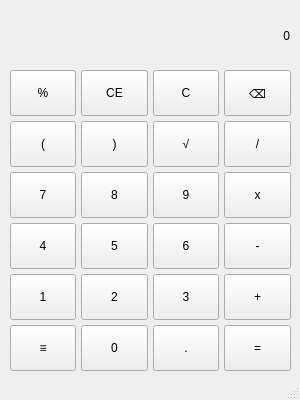
Above: CalculadoraPyQT/Calculadora.ui from sbcesar/CalculadoraPyQT before the change. Below: the same form after it.
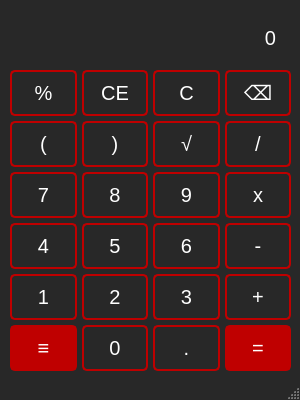
That is the form after the change.

Commit message: calculadora terminada

```diff
--- a/CalculadoraPyQT/Calculadora.ui
+++ b/CalculadoraPyQT/Calculadora.ui
@@ -10,6 +10,12 @@
     <height>400</height>
    </rect>
   </property>
+  <property name="sizePolicy">
+   <sizepolicy hsizetype="Expanding" vsizetype="Expanding">
+    <horstretch>0</horstretch>
+    <verstretch>0</verstretch>
+   </sizepolicy>
+  </property>
   <property name="minimumSize">
    <size>
     <width>300</width>
@@ -25,16 +31,30 @@
   <property name="windowTitle">
    <string>MainWindow</string>
   </property>
+  <property name="styleSheet">
+   <string notr="true">QMainWindow {
+	background-color: #282828;
+}</string>
+  </property>
   <widget class="QWidget" name="centralwidget">
    <widget class="QLabel" name="label">
     <property name="geometry">
      <rect>
-      <x>19</x>
-      <y>10</y>
-      <width>271</width>
-      <height>51</height>
+      <x>0</x>
+      <y>0</y>
+      <width>301</width>
+      <height>61</height>
      </rect>
     </property>
+    <property name="styleSheet">
+     <string notr="true">QWidget {
+	padding-right: 20px;
+	padding-top: 15px;
+	font-size: 20px;
+	color: white;
+	background-color: #282828;
+}</string>
+    </property>
     <property name="text">
      <string>0</string>
     </property>
@@ -51,6 +71,11 @@
       <height>321</height>
      </rect>
     </property>
+    <property name="styleSheet">
+     <string notr="true">QWidget {
+	background-color: #282828;
+}</string>
+    </property>
     <widget class="QWidget" name="gridLayoutWidget">
      <property name="geometry">
       <rect>
@@ -78,6 +103,21 @@
           <height>40</height>
          </size>
         </property>
+        <property name="styleSheet">
+         <string notr="true">QPushButton {
+	border: 2px solid #bf0000;
+    border-radius: 5px;
+    padding: 5px;
+	font-size: 20px;
+	color: white;
+}
+
+QPushButton#pushButton_hist,
+QPushButton#pushButton_igual {
+	background-color: #bf0000;
+}
+</string>
+        </property>
         <property name="text">
          <string>√</string>
         </property>
@@ -97,6 +137,21 @@
           <height>40</height>
          </size>
         </property>
+        <property name="styleSheet">
+         <string notr="true">QPushButton {
+	border: 2px solid #bf0000;
+    border-radius: 5px;
+    padding: 5px;
+	font-size: 20px;
+	color: white;
+}
+
+QPushButton#pushButton_hist,
+QPushButton#pushButton_igual {
+	background-color: #bf0000;
+}
+</string>
+        </property>
         <property name="text">
          <string>C</string>
         </property>
@@ -116,6 +171,21 @@
           <height>40</height>
          </size>
         </property>
+        <property name="styleSheet">
+         <string notr="true">QPushButton {
+	border: 2px solid #bf0000;
+    border-radius: 5px;
+    padding: 5px;
+	font-size: 20px;
+	color: white;
+}
+
+QPushButton#pushButton_hist,
+QPushButton#pushButton_igual {
+	background-color: #bf0000;
+}
+</string>
+        </property>
         <property name="text">
          <string>(</string>
         </property>
@@ -135,6 +205,21 @@
           <height>40</height>
          </size>
         </property>
+        <property name="styleSheet">
+         <string notr="true">QPushButton {
+	border: 2px solid #bf0000;
+    border-radius: 5px;
+    padding: 5px;
+	font-size: 20px;
+	color: white;
+}
+
+QPushButton#pushButton_hist,
+QPushButton#pushButton_igual {
+	background-color: #bf0000;
+}
+</string>
+        </property>
         <property name="text">
          <string>⌫</string>
         </property>
@@ -154,6 +239,21 @@
           <height>40</height>
          </size>
         </property>
+        <property name="styleSheet">
+         <string notr="true">QPushButton {
+	border: 2px solid #bf0000;
+    border-radius: 5px;
+    padding: 5px;
+	font-size: 20px;
+	color: white;
+}
+
+QPushButton#pushButton_hist,
+QPushButton#pushButton_igual {
+	background-color: #bf0000;
+}
+</string>
+        </property>
         <property name="text">
          <string>CE</string>
         </property>
@@ -173,6 +273,21 @@
           <height>40</height>
          </size>
         </property>
+        <property name="styleSheet">
+         <string notr="true">QPushButton {
+	border: 2px solid #bf0000;
+    border-radius: 5px;
+    padding: 5px;
+	font-size: 20px;
+	color: white;
+}
+
+QPushButton#pushButton_hist,
+QPushButton#pushButton_igual {
+	background-color: #bf0000;
+}
+</string>
+        </property>
         <property name="text">
          <string>)</string>
         </property>
@@ -192,6 +307,21 @@
           <height>40</height>
          </size>
         </property>
+        <property name="styleSheet">
+         <string notr="true">QPushButton {
+	border: 2px solid #bf0000;
+    border-radius: 5px;
+    padding: 5px;
+	font-size: 20px;
+	color: white;
+}
+
+QPushButton#pushButton_hist,
+QPushButton#pushButton_igual {
+	background-color: #bf0000;
+}
+</string>
+        </property>
         <property name="text">
          <string>1</string>
         </property>
@@ -211,6 +341,21 @@
           <height>40</height>
          </size>
         </property>
+        <property name="styleSheet">
+         <string notr="true">QPushButton {
+	border: 2px solid #bf0000;
+    border-radius: 5px;
+    padding: 5px;
+	font-size: 20px;
+	color: white;
+}
+
+QPushButton#pushButton_hist,
+QPushButton#pushButton_igual {
+	background-color: #bf0000;
+}
+</string>
+        </property>
         <property name="text">
          <string>/</string>
         </property>
@@ -230,6 +375,21 @@
           <height>40</height>
          </size>
         </property>
+        <property name="styleSheet">
+         <string notr="true">QPushButton {
+	border: 2px solid #bf0000;
+    border-radius: 5px;
+    padding: 5px;
+	font-size: 20px;
+	color: white;
+}
+
+QPushButton#pushButton_hist,
+QPushButton#pushButton_igual {
+	background-color: #bf0000;
+}
+</string>
+        </property>
         <property name="text">
          <string>7</string>
         </property>
@@ -249,6 +409,21 @@
           <height>40</height>
          </size>
         </property>
+        <property name="styleSheet">
+         <string notr="true">QPushButton {
+	border: 2px solid #bf0000;
+    border-radius: 5px;
+    padding: 5px;
+	font-size: 20px;
+	color: white;
+}
+
+QPushButton#pushButton_hist,
+QPushButton#pushButton_igual {
+	background-color: #bf0000;
+}
+</string>
+        </property>
         <property name="text">
          <string>4</string>
         </property>
@@ -268,6 +443,21 @@
           <height>40</height>
          </size>
         </property>
+        <property name="styleSheet">
+         <string notr="true">QPushButton {
+	border: 2px solid #bf0000;
+    border-radius: 5px;
+    padding: 5px;
+	font-size: 20px;
+	color: white;
+}
+
+QPushButton#pushButton_hist,
+QPushButton#pushButton_igual {
+	background-color: #bf0000;
+}
+</string>
+        </property>
         <property name="text">
          <string>%</string>
         </property>
@@ -287,6 +477,21 @@
           <height>40</height>
          </size>
         </property>
+        <property name="styleSheet">
+         <string notr="true">QPushButton {
+	border: 2px solid #bf0000;
+    border-radius: 5px;
+    padding: 5px;
+	font-size: 20px;
+	color: white;
+}
+
+QPushButton#pushButton_hist,
+QPushButton#pushButton_igual {
+	background-color: #bf0000;
+}
+</string>
+        </property>
         <property name="text">
          <string>≡</string>
         </property>
@@ -306,6 +511,21 @@
           <height>40</height>
          </size>
         </property>
+        <property name="styleSheet">
+         <string notr="true">QPushButton {
+	border: 2px solid #bf0000;
+    border-radius: 5px;
+    padding: 5px;
+	font-size: 20px;
+	color: white;
+}
+
+QPushButton#pushButton_hist,
+QPushButton#pushButton_igual {
+	background-color: #bf0000;
+}
+</string>
+        </property>
         <property name="text">
          <string>8</string>
         </property>
@@ -325,6 +545,21 @@
           <height>40</height>
          </size>
         </property>
+        <property name="styleSheet">
+         <string notr="true">QPushButton {
+	border: 2px solid #bf0000;
+    border-radius: 5px;
+    padding: 5px;
+	font-size: 20px;
+	color: white;
+}
+
+QPushButton#pushButton_hist,
+QPushButton#pushButton_igual {
+	background-color: #bf0000;
+}
+</string>
+        </property>
         <property name="text">
          <string>9</string>
         </property>
@@ -344,6 +579,21 @@
           <height>40</height>
          </size>
         </property>
+        <property name="styleSheet">
+         <string notr="true">QPushButton {
+	border: 2px solid #bf0000;
+    border-radius: 5px;
+    padding: 5px;
+	font-size: 20px;
+	color: white;
+}
+
+QPushButton#pushButton_hist,
+QPushButton#pushButton_igual {
+	background-color: #bf0000;
+}
+</string>
+        </property>
         <property name="text">
          <string>x</string>
         </property>
@@ -363,6 +613,21 @@
           <height>40</height>
          </size>
         </property>
+        <property name="styleSheet">
+         <string notr="true">QPushButton {
+	border: 2px solid #bf0000;
+    border-radius: 5px;
+    padding: 5px;
+	font-size: 20px;
+	color: white;
+}
+
+QPushButton#pushButton_hist,
+QPushButton#pushButton_igual {
+	background-color: #bf0000;
+}
+</string>
+        </property>
         <property name="text">
          <string>5</string>
         </property>
@@ -382,6 +647,21 @@
           <height>40</height>
          </size>
         </property>
+        <property name="styleSheet">
+         <string notr="true">QPushButton {
+	border: 2px solid #bf0000;
+    border-radius: 5px;
+    padding: 5px;
+	font-size: 20px;
+	color: white;
+}
+
+QPushButton#pushButton_hist,
+QPushButton#pushButton_igual {
+	background-color: #bf0000;
+}
+</string>
+        </property>
         <property name="text">
          <string>6</string>
         </property>
@@ -401,6 +681,21 @@
           <height>40</height>
          </size>
         </property>
+        <property name="styleSheet">
+         <string notr="true">QPushButton {
+	border: 2px solid #bf0000;
+    border-radius: 5px;
+    padding: 5px;
+	font-size: 20px;
+	color: white;
+}
+
+QPushButton#pushButton_hist,
+QPushButton#pushButton_igual {
+	background-color: #bf0000;
+}
+</string>
+        </property>
         <property name="text">
          <string>2</string>
         </property>
@@ -420,6 +715,21 @@
           <height>40</height>
          </size>
         </property>
+        <property name="styleSheet">
+         <string notr="true">QPushButton {
+	border: 2px solid #bf0000;
+    border-radius: 5px;
+    padding: 5px;
+	font-size: 20px;
+	color: white;
+}
+
+QPushButton#pushButton_hist,
+QPushButton#pushButton_igual {
+	background-color: #bf0000;
+}
+</string>
+        </property>
         <property name="text">
          <string>3</string>
         </property>
@@ -439,6 +749,21 @@
           <height>40</height>
          </size>
         </property>
+        <property name="styleSheet">
+         <string notr="true">QPushButton {
+	border: 2px solid #bf0000;
+    border-radius: 5px;
+    padding: 5px;
+	font-size: 20px;
+	color: white;
+}
+
+QPushButton#pushButton_hist,
+QPushButton#pushButton_igual {
+	background-color: #bf0000;
+}
+</string>
+        </property>
         <property name="text">
          <string>-</string>
         </property>
@@ -458,6 +783,21 @@
           <height>40</height>
          </size>
         </property>
+        <property name="styleSheet">
+         <string notr="true">QPushButton {
+	border: 2px solid #bf0000;
+    border-radius: 5px;
+    padding: 5px;
+	font-size: 20px;
+	color: white;
+}
+
+QPushButton#pushButton_hist,
+QPushButton#pushButton_igual {
+	background-color: #bf0000;
+}
+</string>
+        </property>
         <property name="text">
          <string>+</string>
         </property>
@@ -477,6 +817,21 @@
           <height>40</height>
          </size>
         </property>
+        <property name="styleSheet">
+         <string notr="true">QPushButton {
+	border: 2px solid #bf0000;
+    border-radius: 5px;
+    padding: 5px;
+	font-size: 20px;
+	color: white;
+}
+
+QPushButton#pushButton_hist,
+QPushButton#pushButton_igual {
+	background-color: #bf0000;
+}
+</string>
+        </property>
         <property name="text">
          <string>0</string>
         </property>
@@ -496,6 +851,21 @@
           <height>40</height>
          </size>
         </property>
+        <property name="styleSheet">
+         <string notr="true">QPushButton {
+	border: 2px solid #bf0000;
+    border-radius: 5px;
+    padding: 5px;
+	font-size: 20px;
+	color: white;
+}
+
+QPushButton#pushButton_hist,
+QPushButton#pushButton_igual {
+	background-color: #bf0000;
+}
+</string>
+        </property>
         <property name="text">
          <string>.</string>
         </property>
@@ -515,6 +885,21 @@
           <height>40</height>
          </size>
         </property>
+        <property name="styleSheet">
+         <string notr="true">QPushButton {
+	border: 2px solid #bf0000;
+    border-radius: 5px;
+    padding: 5px;
+	font-size: 20px;
+	color: white;
+}
+
+QPushButton#pushButton_hist,
+QPushButton#pushButton_igual {
+	background-color: #bf0000;
+}
+</string>
+        </property>
         <property name="text">
          <string>=</string>
         </property>
```
The commit also changes 22 other files.
